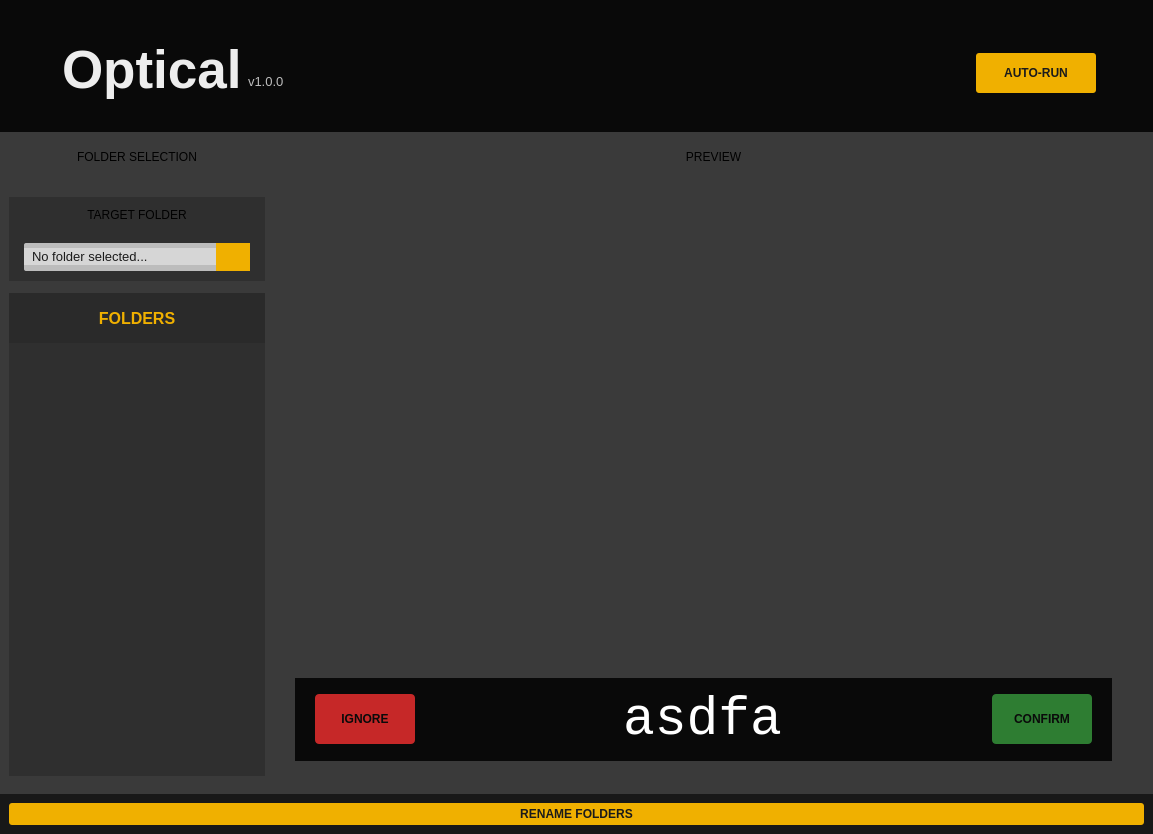
Before: the Qt Designer form optical/ui/Optical.ui in HarryShaper/Optical, drawn with Qt 5.
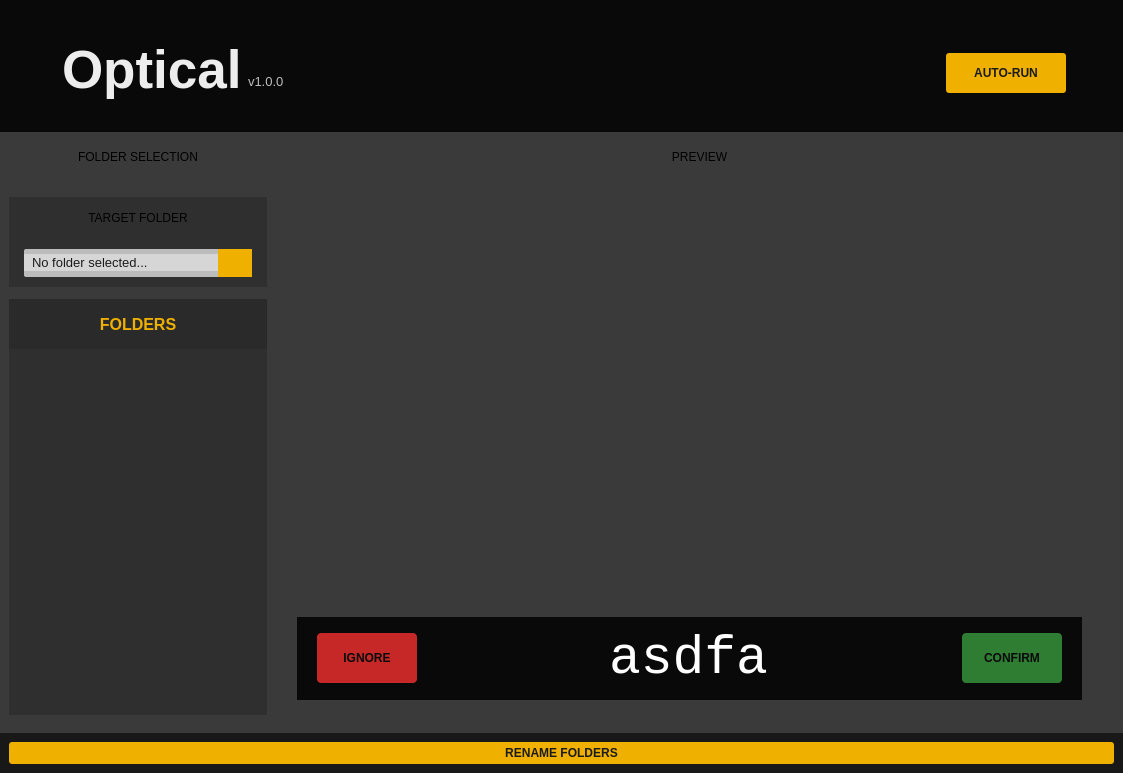
After: the same form once the commit is applied.

Commit message: Fix offline OCR models and polish UI

```diff
--- a/optical/ui/Optical.ui
+++ b/optical/ui/Optical.ui
@@ -6,8 +6,8 @@
    <rect>
     <x>0</x>
     <y>0</y>
-    <width>1153</width>
-    <height>834</height>
+    <width>1123</width>
+    <height>773</height>
    </rect>
   </property>
   <property name="minimumSize">
@@ -736,7 +736,7 @@
           </property>
           <property name="minimumSize">
            <size>
-            <width>100</width>
+            <width>276</width>
             <height>0</height>
            </size>
           </property>
@@ -857,7 +857,7 @@
                        <property name="minimumSize">
                         <size>
                          <width>0</width>
-                         <height>80</height>
+                         <height>90</height>
                         </size>
                        </property>
                        <property name="frameShape">
```
The commit also changes 4 other files.
